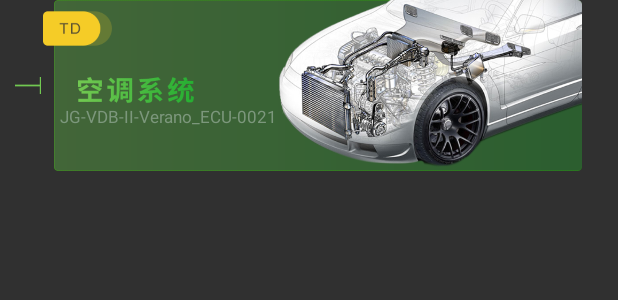
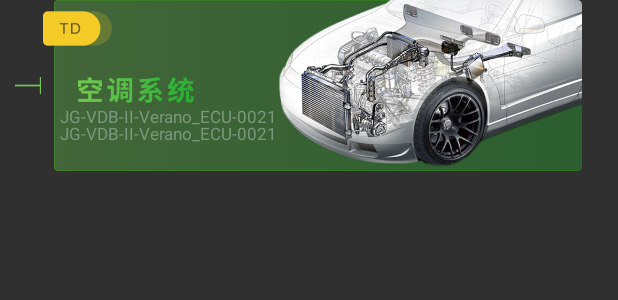
Before and after one commit to wangping1213/car-intelligent-train, an Android app: the layout item_p5_system.xml on its own in the app's theme, with its tools: preview values and no code run, on a phone screen of 412 x 824 dp. Shown: the top 300 px of the screen. Run offline under Robolectric (Android 15) with nearby library versions, the phone set to English and light mode, and no system bars.

Commit message:
加入默认其他ssid对应的图片

```diff
--- a/app/src/main/java/com/wp/car_intelligent_train/activity/Page5Activity.java
+++ b/app/src/main/java/com/wp/car_intelligent_train/activity/Page5Activity.java
@@ -228,6 +228,7 @@ public class Page5Activity extends BaseActivity
                     return;
                 } else {
                     try {
+//                        vbsList.add("{\"message\":\"search\",\"result\":\"ok\",\"data\":{\"type\":\"JG-TD-Type-I\",\"version\":\"1.0\",\"SN\":\"JG-TD-I-OTHER-OTHER-0002\",\"model\":\"OTHER\",\"name\":\"别克威朗车身电气系统\",\"state\":\"unconnected\"}}");
                         ArrayList<CarSystem> carSystemList = getSystemList(vbsList);
                         data.clear();
                         data.addAll(carSystemList);
--- a/app/src/main/java/com/wp/car_intelligent_train/enums/P5DrawableEnum.java
+++ b/app/src/main/java/com/wp/car_intelligent_train/enums/P5DrawableEnum.java
@@ -16,8 +16,8 @@ public enum P5DrawableEnum {
     P5_ECU(R.drawable.p5_ecu_sytle, R.drawable.p5_ecu_select, "ECU", "发动机系统"),
     P5_BMS(R.drawable.p5_bms_sytle, R.drawable.p5_bms_select, "BMS", "电池管理系统"),
     P5_PEU(R.drawable.p5_peu_sytle, R.drawable.p5_peu_select, "PEU", "电机控制系统"),
-    P5_VCU(R.drawable.p5_vcu_sytle, R.drawable.p5_vcu_select, "VCU", "整车控制系统")
-//    P5_OTHER(R.drawable.p5_other_sytle, R.drawable.p5_other_select, "OTHER", "其他")
+    P5_VCU(R.drawable.p5_vcu_sytle, R.drawable.p5_vcu_select, "VCU", "整车控制系统"),
+    P5_OTHER(R.drawable.p5_other_sytle, R.drawable.p5_other_select, "OTHER", "其他")
     ;
 
     /**
--- a/app/src/main/res/layout/item_p5_system.xml
+++ b/app/src/main/res/layout/item_p5_system.xml
@@ -45,4 +45,18 @@
         />
 
 
+    <TextView
+        android:id="@+id/tv_other_wifi_name"
+        android:layout_width="wrap_content"
+        android:layout_height="wrap_content"
+        android:layout_marginBottom="@dimen/dimen_15_dip"
+        android:layout_marginStart="@dimen/dimen_35_dip"
+        android:text="JG-VDB-II-Verano_ECU-0021"
+        android:textColor="@color/color_wifi_name"
+        android:textSize="@dimen/dimen_10_sp"
+        app:layout_constraintBottom_toBottomOf="parent"
+        app:layout_constraintStart_toStartOf="parent"
+        />
+
+
 </android.support.constraint.ConstraintLayout>
```
Also changed, not shown: app/src/main/java/com/wp/car_intelligent_train/adapter/P5CarSystemAdapter.java (+27 -9 lines), app/src/main/res/drawable/p5_other_sytle.xml (added, +9 -0 lines), app/src/main/res/drawable/p2_other_normal.png, app/src/main/res/drawable/p2_other_select.png, app/src/main/res/drawable/p5_other_normal.png (added), app/src/main/res/drawable/p5_other_select.png (added).
